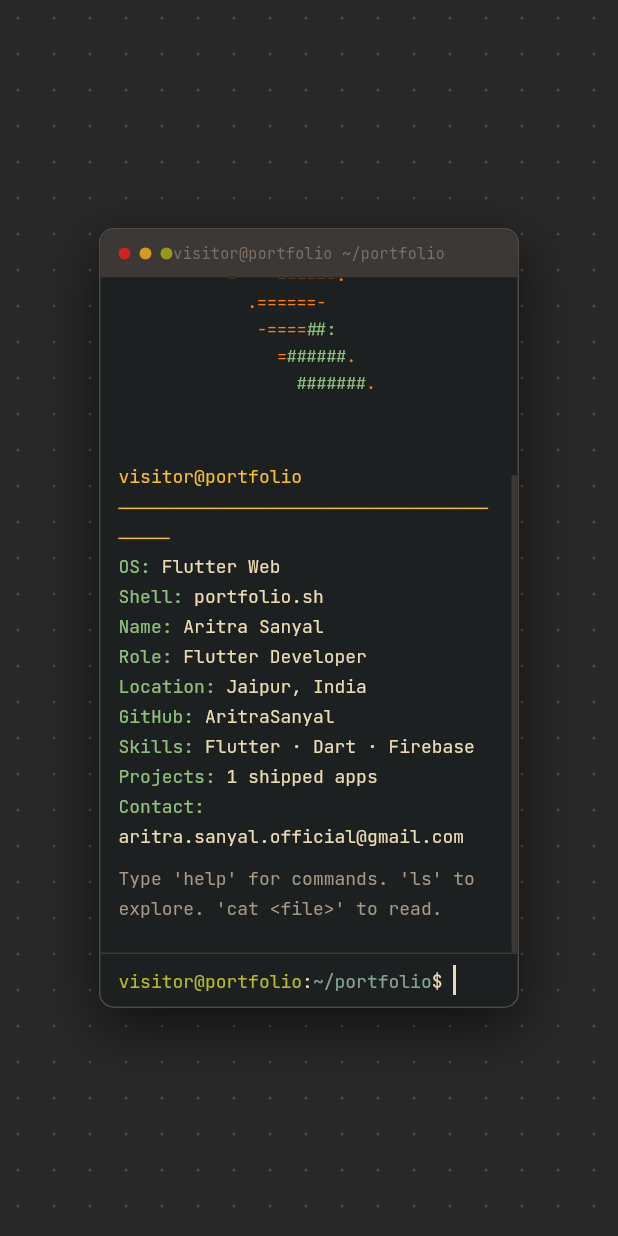
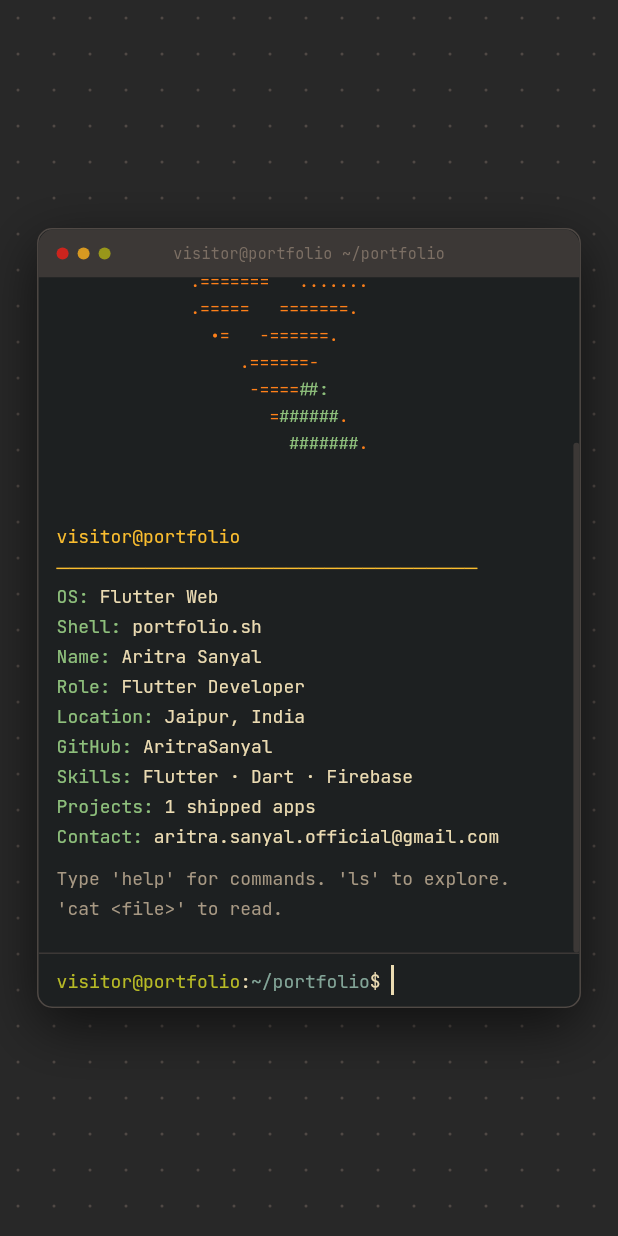
Before and after one commit to AritraSanyal/portfolio, a Flutter app: the screen it shows after launch, on a phone screen of 412 x 824 dp. Run offline on Flutter 3.47's test engine with Material 3 defaults, Android fonts, the phone set to English and light mode, and no system bars; our stand-ins replace google_fonts, web; missing offline and left inert: dart:js_interop.

Commit message:
fix: bigger mobile terminal, project links, responsive tablet scale, font loading, and overflow fixes
- Increase terminal width/height ratios for mobile (0.88/0.80) with lower min clamps
- Update project GitHub links (imgtxtgen, mesure_app)
- Add three-tier responsive scale (1.0x mobile, 1.1x tablet, 1.5x desktop)
- Update fastfetch breakpoint to 600px for tablet compatibility
- Remove broken manual font loading (google_fonts loads fonts at runtime)
- Wrap fastfetch Row columns in Flexible to prevent overflow
- Wrap ghost suggestion in ClipRect to prevent input overflow
- Remove dead lib/widgets/fastfetch_widget.dart file
- Remove unused import from terminal_widget.dart

```diff
--- a/lib/config/constants.dart
+++ b/lib/config/constants.dart
@@ -2,23 +2,25 @@ class TerminalConstants {
   TerminalConstants._();
 
   // Terminal dimensions
-  static const double terminalMaxWidth    = 640;
-  static const double terminalMaxHeight   = 520;
-  static const double terminalWidthRatio  = 0.62;
-  static const double terminalHeightRatio = 0.68;
+  static const double terminalMaxWidth = 640;
+  static const double terminalMaxHeight = 520;
+  static const double terminalWidthRatio = 0.88;
+  static const double terminalHeightRatio = 0.80;
+  static const double terminalMinWidth = 260;
+  static const double terminalMinHeight = 260;
 
   // Animation / timing
   static const int typewriterCharMs = 16;
   static const int typewriterLineMs = 60;
-  static const int cursorBlinkMs    = 500;
+  static const int cursorBlinkMs = 500;
 
   // Layout
   static const double titleBarHeight = 32;
   static const double inputRowHeight = 36;
 
   // Loading bar
-  static const double loadingBarMaxWidth   = 320;
+  static const double loadingBarMaxWidth = 320;
   static const double loadingBarWidthRatio = 0.52;
-  static const double loadingBarHeight     = 8;
-  static const double loadingDurationSec   = 4.5;
+  static const double loadingBarHeight = 8;
+  static const double loadingDurationSec = 4.5;
 }
--- a/lib/features/terminal/custom_terminal_input.dart
+++ b/lib/features/terminal/custom_terminal_input.dart
@@ -162,9 +162,11 @@ class _CustomTerminalInputState extends State<CustomTerminalInput> {
                     alignment: Alignment.centerLeft,
                     children: [
                       if (_ghostSuffix.isNotEmpty)
-                        _GhostSuggestion(
-                          typed: _textController.text,
-                          ghost: _ghostSuffix,
+                        ClipRect(
+                          child: _GhostSuggestion(
+                            typed: _textController.text,
+                            ghost: _ghostSuffix,
+                          ),
                         ),
                       EditableText(
                         controller: _textController,
--- a/lib/features/terminal/fastfetch_widget.dart
+++ b/lib/features/terminal/fastfetch_widget.dart
@@ -47,7 +47,7 @@ class _FastfetchWidgetState extends State<FastfetchWidget> {
 }
 
 class FastfetchBuilder {
-  static const double _breakpoint = 576.0;
+  static const double _breakpoint = 600.0;
 
   static const List<String> _artRows = [
     '                                      ',
@@ -143,9 +143,9 @@ class FastfetchDisplay extends StatelessWidget {
     return Row(
       crossAxisAlignment: CrossAxisAlignment.start,
       children: [
-        artColumn,
+        Flexible(fit: FlexFit.loose, child: artColumn),
         const SizedBox(width: 24),
-        infoColumn,
+        Flexible(fit: FlexFit.loose, child: infoColumn),
       ],
     );
   }
--- a/lib/features/terminal/terminal_page.dart
+++ b/lib/features/terminal/terminal_page.dart
@@ -56,7 +56,7 @@ class _TerminalPageState extends State<TerminalPage> {
   @override
   Widget build(BuildContext context) {
     final screenWidth = MediaQuery.of(context).size.width;
-    final scale = screenWidth > 600 ? 1.5 : 1.0;
+    final scale = screenWidth > 1024 ? 1.5 : (screenWidth > 600 ? 1.1 : 1.0);
 
     return ChangeNotifierProvider<TerminalController>.value(
       value: _controller,
--- a/lib/features/terminal/terminal_widget.dart
+++ b/lib/features/terminal/terminal_widget.dart
@@ -3,7 +3,6 @@ import 'package:provider/provider.dart';
 import '../../config/colors.dart';
 import '../../config/text_styles.dart';
 import '../../config/constants.dart';
-import 'fastfetch_widget.dart';
 import 'terminal_controller.dart';
 import 'output_area.dart';
 import 'custom_terminal_input.dart';
@@ -14,10 +13,11 @@ class TerminalWidget extends StatelessWidget {
   @override
   Widget build(BuildContext context) {
     final screen = MediaQuery.of(context).size;
-    final width = (screen.width * TerminalConstants.terminalWidthRatio)
-        .clamp(280.0, TerminalConstants.terminalMaxWidth);
+    final width = (screen.width * TerminalConstants.terminalWidthRatio).clamp(
+        TerminalConstants.terminalMinWidth, TerminalConstants.terminalMaxWidth);
     final height = (screen.height * TerminalConstants.terminalHeightRatio)
-        .clamp(300.0, TerminalConstants.terminalMaxHeight);
+        .clamp(TerminalConstants.terminalMinHeight,
+            TerminalConstants.terminalMaxHeight);
 
     return Consumer<TerminalController>(
       builder: (context, controller, _) {
--- a/lib/filesystem/file_contents.dart
+++ b/lib/filesystem/file_contents.dart
@@ -213,13 +213,13 @@ List<Widget> buildProjects() {
       name: 'Advertisement Generation App',
       description: 'AI-powered ad copy generator',
       stack: 'Flutter · Gemini API · Firebase',
-      githubUrl: 'github.com/AritraSanyal/TODO_AD_PROJECT',
+      githubUrl: 'github.com/AritraSanyal/imgtxtgen',
     ),
     card(
       name: 'Mesure — Health App',
       description: 'Camera-based health monitoring',
       stack: 'Flutter · Firebase · Signal Proc.',
-      githubUrl: 'github.com/AritraSanyal/TODO_MESURE_PROJECT',
+      githubUrl: 'github.com/AritraSanyal/mesure_app',
     ),
   ];
 }
```
Also changed, not shown: lib/features/loading/loading_screen.dart (+1 -19 lines), lib/widgets/fastfetch_widget.dart (deleted, +0 -103 lines), 1 other file.
